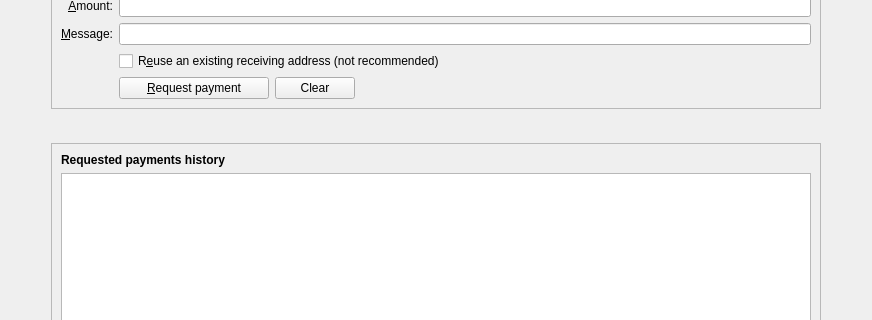
PaladeumBlockchain/Paladeum, file src/qt/forms/receivecoinsdialog.ui: the form before one commit; both pictures show x 0 to 872 and y 114 to 434 of the 872 by 887 pixel window.
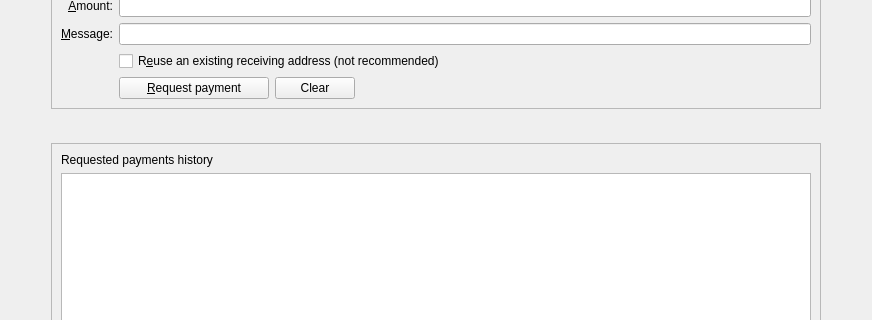
The form after the commit. Icons and pictures are not drawn. Custom widgets are drawn as their Qt base class.

The edit to the form file:
```diff
--- a/src/qt/forms/receivecoinsdialog.ui
+++ b/src/qt/forms/receivecoinsdialog.ui
@@ -232,8 +232,8 @@
          <widget class="QLabel" name="label_6">
           <property name="font">
            <font>
-            <weight>75</weight>
-            <bold>true</bold>
+            <weight>57</weight>
+            <bold>false</bold>
            </font>
           </property>
           <property name="text">
```
